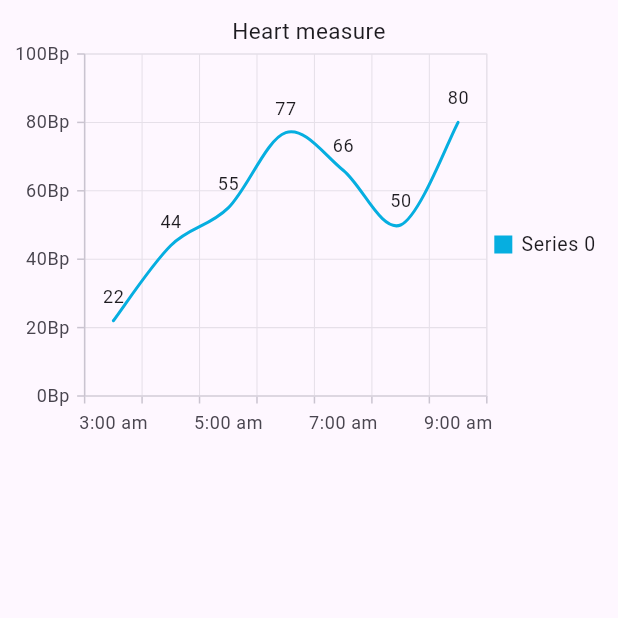
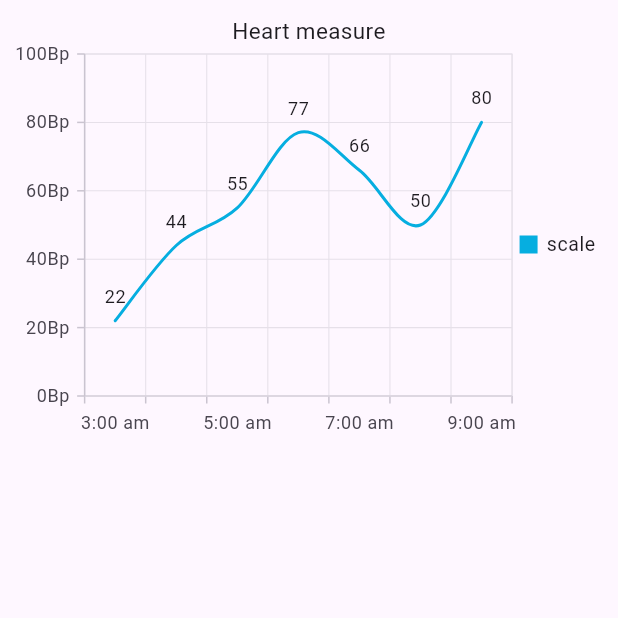
Before and after one commit to Mohamed-Husien/fl_chart, a Flutter app: the screen it shows after launch, on a phone screen of 412 x 824 dp, the top half of it. Run offline on Flutter 3.47's test engine with Material 3 defaults, Android fonts, the phone set to English and light mode, and no system bars; our stand-ins replace syncfusion_flutter_charts.

Commit message:
some updates

```diff
--- a/lib/widgets/chart.dart
+++ b/lib/widgets/chart.dart
@@ -33,6 +33,7 @@ class _ChartState extends State<Chart> {
             tooltipBehavior: _tooltipBehavior,
             series: <SplineSeries<SalesData, String>>[
               SplineSeries<SalesData, String>(
+                name: 'scale',
                 dataSource: _chartData,
                 yValueMapper: (SalesData sales, _) => sales.sales,
                 xValueMapper: (SalesData sales, _) => sales.years,
```
